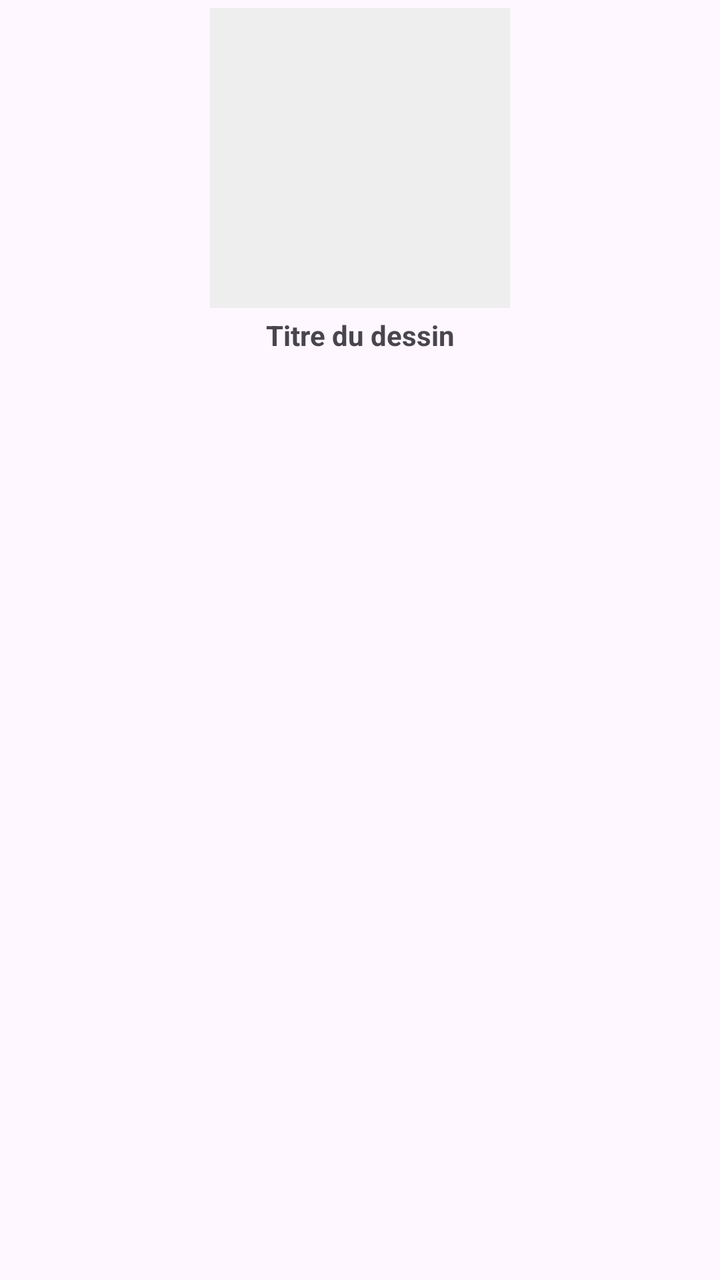
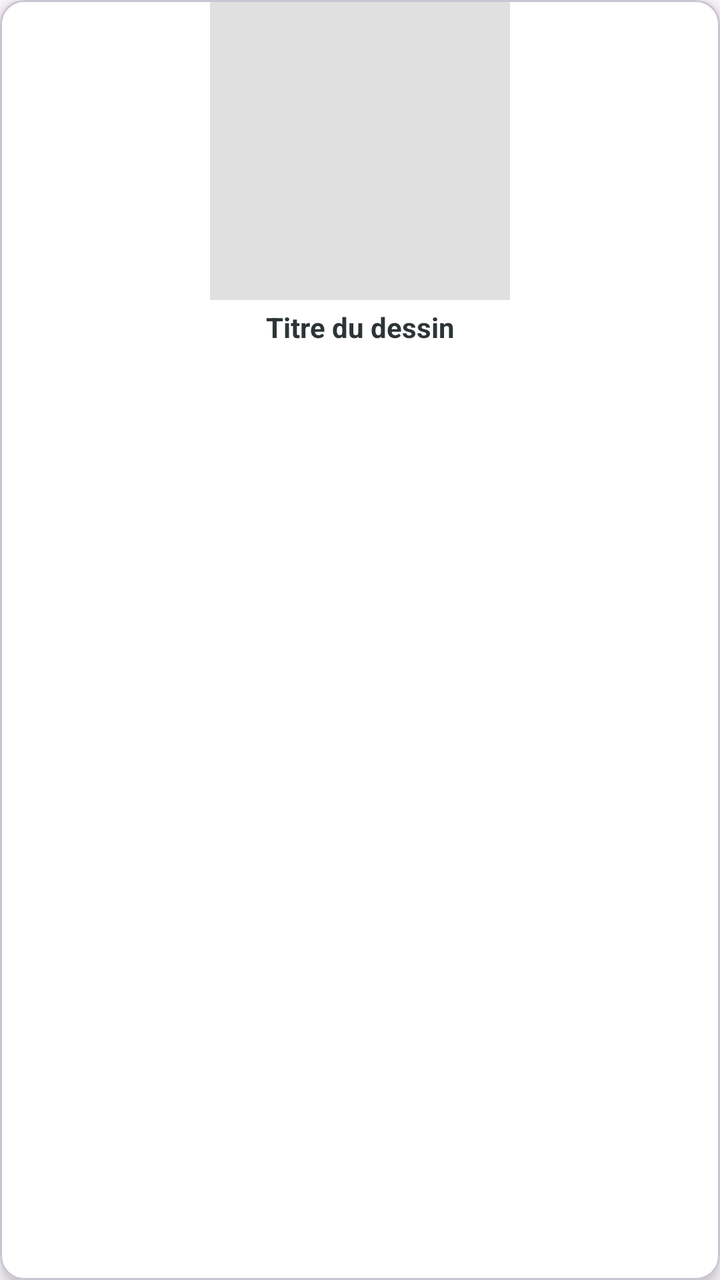

Two renders of the same Android screen: before a commit and after it. Below are the layout's source before the change and the commit's diff.
<!-- AndroidManifest.xml: application theme Theme.DessineTonHumeur -->
<!-- res/layout/item_image.xml -->
<?xml version="1.0" encoding="utf-8"?>
<FrameLayout xmlns:android="http://schemas.android.com/apk/res/android"
    android:layout_width="match_parent"
    android:layout_height="wrap_content"
    android:padding="4dp">

    <LinearLayout
        android:layout_width="match_parent"
        android:layout_height="wrap_content"
        android:orientation="vertical"
        android:gravity="center">

        <ImageView
            android:id="@+id/item_image_view"
            android:layout_width="150dp"
            android:layout_height="150dp"
            android:contentDescription="@string/emplacement_d_une_image"
            android:scaleType="centerCrop"
            android:background="@color/full_white" />

        <TextView
            android:id="@+id/item_text_title"
            android:layout_width="match_parent"
            android:layout_height="wrap_content"
            android:text="@string/titre_du_dessin"
            android:textAlignment="center"
            android:textStyle="bold"
            android:layout_marginTop="4dp"
            android:maxLines="2"
            android:ellipsize="end" />

    </LinearLayout>

    <CheckBox
        android:id="@+id/item_checkbox"
        android:layout_width="wrap_content"
        android:layout_height="wrap_content"
        android:layout_gravity="top|end"
        android:visibility="gone"
        android:focusable="false"
        android:clickable="false" />

</FrameLayout>
<!-- resources referenced by this layout -->
<resources>
  <color name="full_white">#EEEEEE</color>
  <string name="emplacement_d_une_image">Emplacement d\'une image</string>
  <string name="titre_du_dessin">Titre du dessin</string>
  <style name="Theme.DessineTonHumeur" parent="Base.Theme.DessineTonHumeur" />
  <style name="Base.Theme.DessineTonHumeur" parent="Theme.Material3.DayNight.NoActionBar">
          
          
      </style>
</resources>

<!-- the commit's change to res/layout/item_image.xml (unified diff, before → after) -->
@@ -1,8 +1,13 @@
 <?xml version="1.0" encoding="utf-8"?>
-<FrameLayout xmlns:android="http://schemas.android.com/apk/res/android"
+<com.google.android.material.card.MaterialCardView
+    xmlns:android="http://schemas.android.com/apk/res/android"
+    xmlns:app="http://schemas.android.com/apk/res-auto"
     android:layout_width="match_parent"
     android:layout_height="wrap_content"
-    android:padding="4dp">
+    android:layout_margin="8dp"
+    app:cardCornerRadius="12dp"
+    app:cardElevation="4dp"
+    app:cardBackgroundColor="@color/surfaceColor">
 
     <LinearLayout
         android:layout_width="match_parent"
@@ -16,7 +21,7 @@
             android:layout_height="150dp"
             android:contentDescription="@string/emplacement_d_une_image"
             android:scaleType="centerCrop"
-            android:background="@color/full_white" />
+            android:background="#E0E0E0" />
 
         <TextView
             android:id="@+id/item_text_title"
@@ -24,6 +29,7 @@
             android:layout_height="wrap_content"
             android:text="@string/titre_du_dessin"
             android:textAlignment="center"
+            android:textColor="@color/textColorPrimary"
             android:textStyle="bold"
             android:layout_marginTop="4dp"
             android:maxLines="2"
@@ -40,4 +46,4 @@
         android:focusable="false"
         android:clickable="false" />
 
-</FrameLayout>
+</com.google.android.material.card.MaterialCardView>
<!-- resource entries referenced after the edit -->
@@ -1,6 +1,7 @@
 <!-- resources referenced by this layout -->
 <resources>
-  <color name="full_white">#EEEEEE</color>
+  <color name="surfaceColor">#FFFFFF</color>
+  <color name="textColorPrimary">#2D3436</color>
   <string name="emplacement_d_une_image">Emplacement d\'une image</string>
   <string name="titre_du_dessin">Titre du dessin</string>
   <style name="Theme.DessineTonHumeur" parent="Base.Theme.DessineTonHumeur" />
